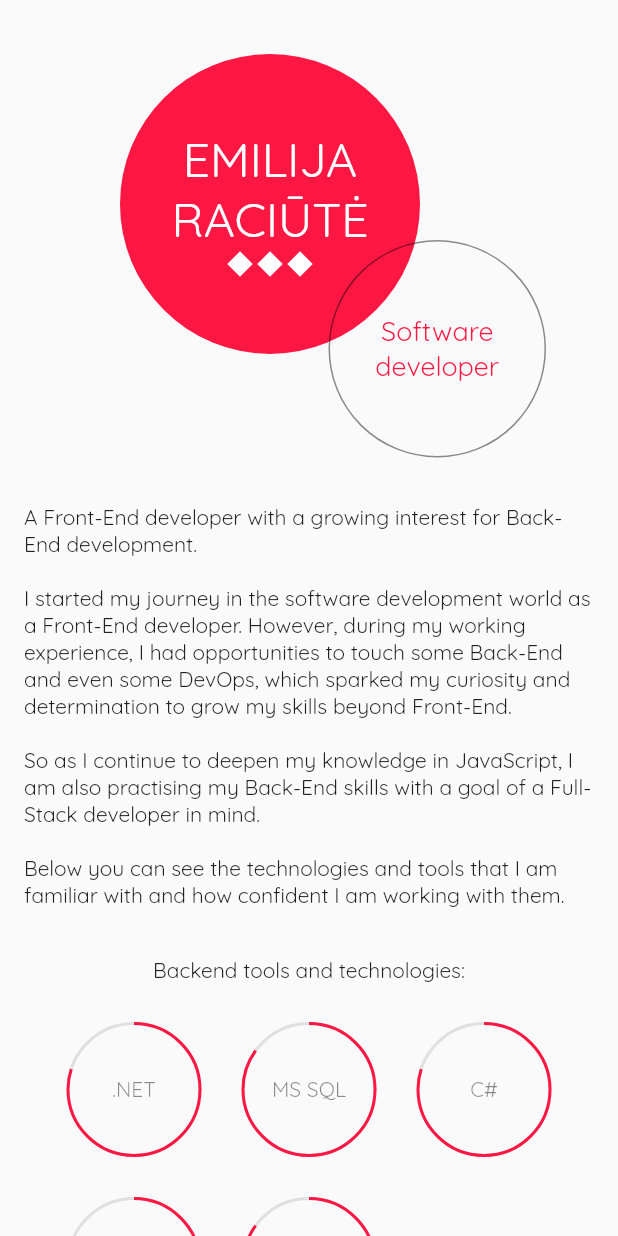
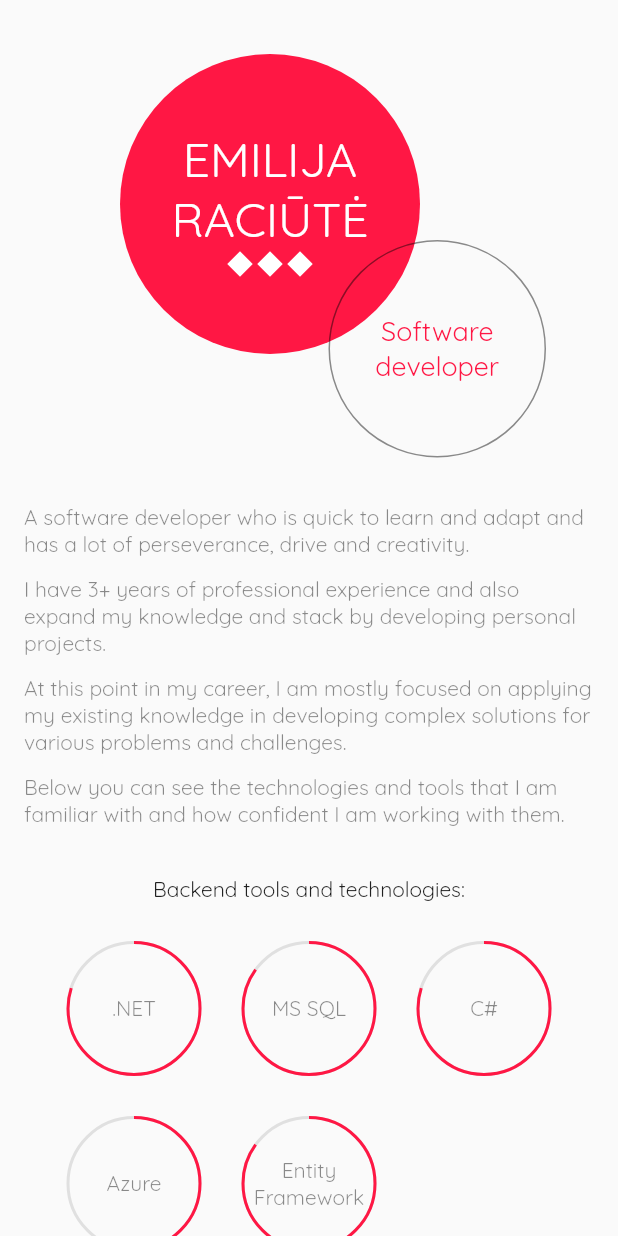
Before and after one commit to emirac/resume, a Flutter app: the AboutPageMedium widget shown alone on an empty page, opened directly, on a phone screen of 412 x 824 dp. Run offline on Flutter 3.47's test engine with Material 2 defaults, Android fonts, the light colour scheme and no system bars; drawn by our look-alikes of percent_indicator; our stand-ins replace carousel_slider, font_awesome_flutter.

Commit message:
Updated text

```diff
--- a/lib/widgtes/about/about_page_large.dart
+++ b/lib/widgtes/about/about_page_large.dart
@@ -2,6 +2,45 @@ import 'package:flutter/material.dart';
 import 'package:resume/pages/about_page.dart';
 import 'package:resume/widgtes/about/name.dart';
 import 'package:resume/widgtes/about/title.dart';
+
+class AboutPageText extends StatelessWidget {
+  @override
+  Widget build(BuildContext context) {
+    return Column(
+      mainAxisAlignment: MainAxisAlignment.center,
+      crossAxisAlignment: CrossAxisAlignment.start,
+      children: [
+        Text(
+          'A software developer who is quick to learn and adapt and has a lot of perseverance, drive and creativity.',
+          style: TextStyle(
+            color: Theme.of(context).accentColor,
+          ),
+        ),
+        SizedBox(height: 12),
+        Text(
+          'I have 3+ years of professional experience and also expand my knowledge and stack by developing personal projects.',
+          style: TextStyle(
+            color: Theme.of(context).accentColor,
+          ),
+        ),
+        SizedBox(height: 12),
+        Text(
+          'At this point in my career, I am mostly focused on applying my existing knowledge in developing complex solutions for various problems and challenges.',
+          style: TextStyle(
+            color: Theme.of(context).accentColor,
+          ),
+        ),
+        SizedBox(height: 12),
+        Text(
+          'Below you can see the technologies and tools that I am familiar with and how confident I am working with them.',
+          style: TextStyle(
+            color: Theme.of(context).accentColor,
+          ),
+        ),
+      ],
+    );
+  }
+}
 
 class AboutPageLarge extends StatelessWidget {
   @override
@@ -30,39 +69,7 @@ class AboutDescription extends StatelessWidget {
       child: Row(
         children: [
           Expanded(
-            child: Column(
-              mainAxisAlignment: MainAxisAlignment.center,
-              crossAxisAlignment: CrossAxisAlignment.start,
-              children: [
-                Text(
-                  'A Front-End developer with a growing interest for Back-End development.',
-                  style: TextStyle(
-                    color: Theme.of(context).accentColor,
-                  ),
-                ),
-                SizedBox(height: 18),
-                Text(
-                  'I started my journey in the software development world as a Front-End developer. However, during my working experience, I had opportunities to touch some Back-End and even some DevOps, which sparked my curiosity and determination to grow my skills beyond Front-End.',
-                  style: TextStyle(
-                    color: Theme.of(context).accentColor,
-                  ),
-                ),
-                SizedBox(height: 18),
-                Text(
-                  'So as I continue to deepen my knowledge in JavaScript, I am also practising my Back-End skills with a goal of a Full-Stack developer in mind.',
-                  style: TextStyle(
-                    color: Theme.of(context).accentColor,
-                  ),
-                ),
-                SizedBox(height: 18),
-                Text(
-                  'Below you can see the technologies and tools that I am familiar with and how confident I am working with them.',
-                  style: TextStyle(
-                    color: Theme.of(context).accentColor,
-                  ),
-                ),
-              ],
-            ),
+            child: AboutPageText(),
           ),
           Container(
             constraints: BoxConstraints(
--- a/lib/widgtes/about/about_page_medium.dart
+++ b/lib/widgtes/about/about_page_medium.dart
@@ -1,5 +1,6 @@
 import 'package:flutter/material.dart';
 import 'package:resume/pages/about_page.dart';
+import 'package:resume/widgtes/about/about_page_large.dart';
 import 'package:resume/widgtes/about/name.dart';
 import 'package:resume/widgtes/about/title.dart';
 
@@ -38,23 +39,7 @@ class AboutPageMedium extends StatelessWidget {
           children: [
             Padding(
               padding: EdgeInsets.all(16),
-              child: Column(
-                mainAxisAlignment: MainAxisAlignment.center,
-                crossAxisAlignment: CrossAxisAlignment.stretch,
-                children: [
-                  Text(
-                      'A Front-End developer with a growing interest for Back-End development.'),
-                  SizedBox(height: 18),
-                  Text(
-                      'I started my journey in the software development world as a Front-End developer. However, during my working experience, I had opportunities to touch some Back-End and even some DevOps, which sparked my curiosity and determination to grow my skills beyond Front-End.'),
-                  SizedBox(height: 18),
-                  Text(
-                      'So as I continue to deepen my knowledge in JavaScript, I am also practising my Back-End skills with a goal of a Full-Stack developer in mind.'),
-                  SizedBox(height: 18),
-                  Text(
-                      'Below you can see the technologies and tools that I am familiar with and how confident I am working with them.'),
-                ],
-              ),
+              child: AboutPageText(),
             ),
             SizedBox(
               height: 16,
--- a/lib/widgtes/about/about_page_small.dart
+++ b/lib/widgtes/about/about_page_small.dart
@@ -1,5 +1,6 @@
 import 'package:flutter/material.dart';
 import 'package:resume/pages/about_page.dart';
+import 'package:resume/widgtes/about/about_page_large.dart';
 import 'package:resume/widgtes/about/name_small.dart';
 import 'package:resume/widgtes/about/title_small.dart';
 
@@ -27,17 +28,7 @@ class AboutPageSmall extends StatelessWidget {
             child: Column(
               mainAxisAlignment: MainAxisAlignment.center,
               children: [
-                Text(
-                    'A Front-End developer with a growing interest for Back-End development.'),
-                SizedBox(height: 18),
-                Text(
-                    'I started my journey in the software development world as a Front-End developer. However, during my working experience, I had opportunities to touch some Back-End and even some DevOps, which sparked my curiosity and determination to grow my skills beyond Front-End.'),
-                SizedBox(height: 18),
-                Text(
-                    'So as I continue to deepen my knowledge in JavaScript, I am also practising my Back-End skills with a goal of a Full-Stack developer in mind.'),
-                SizedBox(height: 18),
-                Text(
-                    'Below you can see the technologies and tools that I am familiar with and how confident I am working with them.'),
+                AboutPageText(),
                 Padding(
                   padding: EdgeInsets.all(16),
                 ),
```
